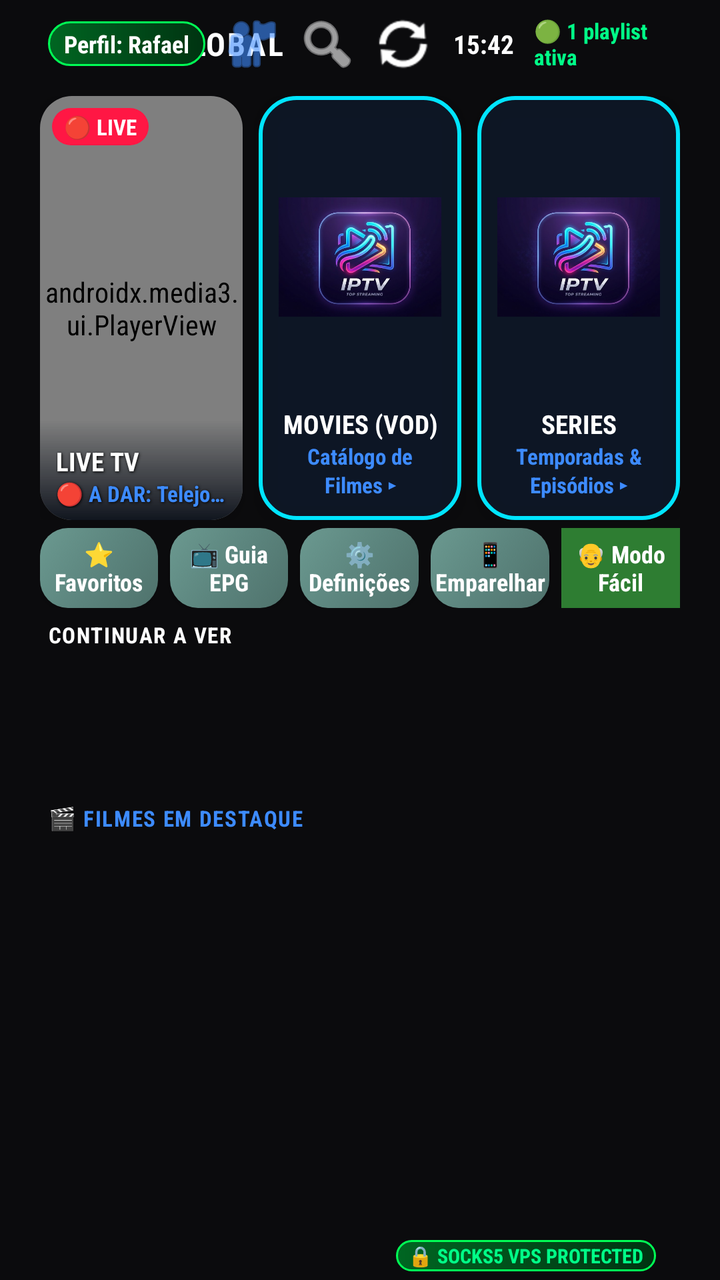
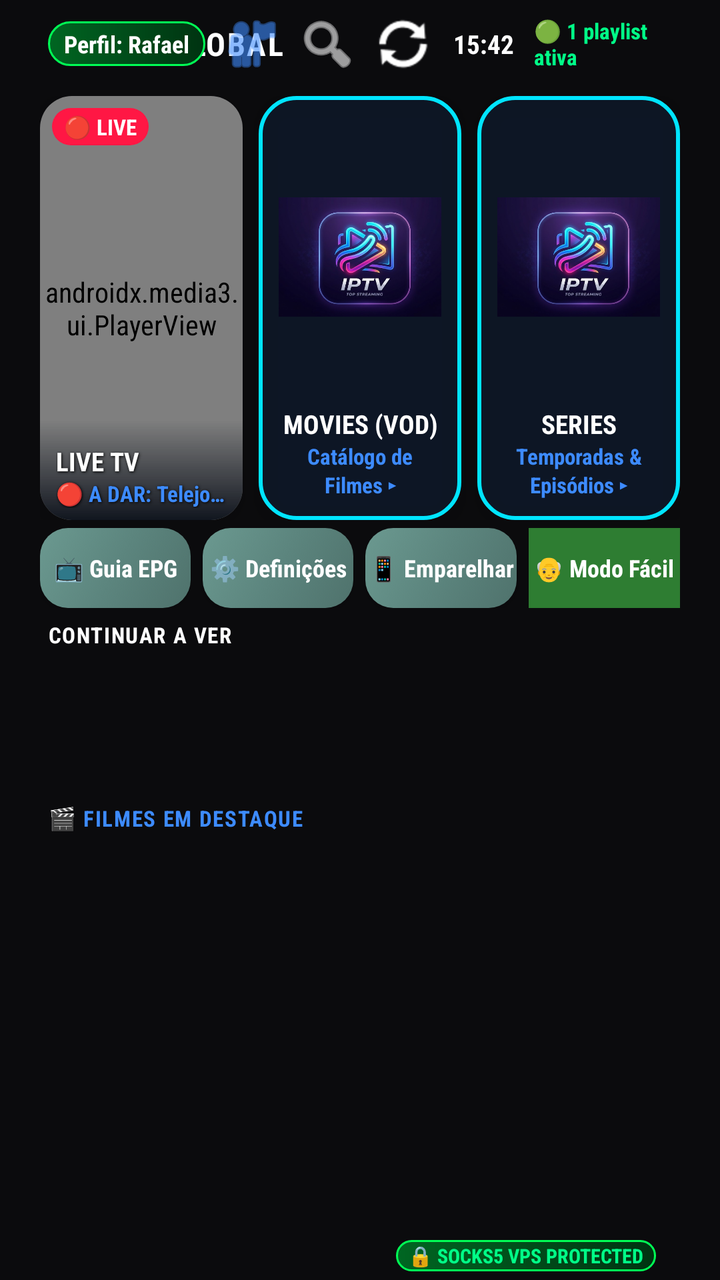

Two renders of the same Android screen: before a commit and after it. Below are the layout's source before the change and the commit's diff.
<!-- AndroidManifest.xml: application theme AppTheme -->
<!-- res/layout/activity_main.xml -->
<?xml version="1.0" encoding="utf-8"?>
<LinearLayout xmlns:android="http://schemas.android.com/apk/res/android"
    xmlns:app="http://schemas.android.com/apk/res-auto"
    xmlns:tools="http://schemas.android.com/tools"
    android:layout_width="match_parent"
    android:layout_height="match_parent"
    android:orientation="vertical"
    android:background="@color/bg_primary"
    tools:context=".MainActivity">

    
    <ImageView
        android:id="@+id/ivMainBackgroundBlur"
        android:layout_width="match_parent"
        android:layout_height="match_parent"
        android:scaleType="centerCrop"
        android:alpha="0.2"
        android:src="@drawable/logo"
        android:visibility="gone"/>

    
    <RelativeLayout
        android:id="@+id/headerBar"
        android:layout_width="match_parent"
        android:layout_height="44dp"
        android:paddingHorizontal="24dp">

        <LinearLayout
            android:id="@+id/llHeaderLogo"
            android:layout_width="wrap_content"
            android:layout_height="wrap_content"
            android:layout_centerVertical="true"
            android:orientation="horizontal"
            android:gravity="center_vertical">

            <TextView
                android:layout_width="wrap_content"
                android:layout_height="wrap_content"
                android:text="▼ IPTV "
                android:textColor="@color/accent"
                android:textSize="16sp"
                android:textStyle="bold"
                android:letterSpacing="0.05" />

            <TextView
                android:layout_width="wrap_content"
                android:layout_height="wrap_content"
                android:text="GLOBAL"
                android:textColor="@color/text_primary"
                android:textSize="16sp"
                android:textStyle="bold"
                android:letterSpacing="0.05" />
        </LinearLayout>

        <LinearLayout
            android:layout_width="wrap_content"
            android:layout_height="wrap_content"
            android:layout_alignParentEnd="true"
            android:layout_centerVertical="true"
            android:orientation="horizontal"
            android:gravity="center_vertical">

            <TextView
                android:id="@+id/tvUserLogged"
                android:layout_width="wrap_content"
                android:layout_height="wrap_content"
                android:text="Perfil: Rafael"
                android:textColor="@color/text_primary"
                android:textSize="12sp"
                android:textStyle="bold"
                android:paddingHorizontal="8dp"
                android:paddingVertical="3dp"
                android:background="@drawable/bg_vpn_badge" />

            <ImageButton
                android:id="@+id/btnSwitchUser"
                android:layout_width="30dp"
                android:layout_height="30dp"
                android:layout_marginStart="8dp"
                android:background="?attr/selectableItemBackgroundBorderless"
                android:src="@android:drawable/ic_menu_myplaces"
                app:tint="@color/accent"
                android:contentDescription="Mudar Utilizador"
                android:focusable="true" />

            <ImageButton
                android:id="@+id/btnSearch"
                android:layout_width="30dp"
                android:layout_height="30dp"
                android:layout_marginStart="8dp"
                android:background="?attr/selectableItemBackgroundBorderless"
                android:src="@android:drawable/ic_menu_search"
                app:tint="@color/text_primary"
                android:contentDescription="Pesquisar"
                android:focusable="true" />

            <ImageButton
                android:id="@+id/btnRefresh"
                android:layout_width="30dp"
                android:layout_height="30dp"
                android:layout_marginStart="8dp"
                android:background="?attr/selectableItemBackgroundBorderless"
                android:src="@android:drawable/ic_popup_sync"
                app:tint="@color/text_primary"
                android:contentDescription="Atualizar"
                android:focusable="true" />

            <TextView
                android:id="@+id/tvClock"
                android:layout_width="wrap_content"
                android:layout_height="wrap_content"
                android:layout_marginStart="10dp"
                android:text="15:42"
                android:textColor="@color/text_primary"
                android:textSize="13sp"
                android:textStyle="bold" />

            <TextView
                android:id="@+id/tvPlaylistStatus"
                android:layout_width="wrap_content"
                android:layout_height="wrap_content"
                android:layout_marginStart="10dp"
                android:text="🟢 1 playlist ativa"
                android:textColor="@color/status_online"
                android:textSize="11sp"
                android:textStyle="bold" />
        </LinearLayout>
    </RelativeLayout>

    
    <LinearLayout
        android:id="@+id/gridHeroCards"
        android:layout_width="match_parent"
        android:layout_height="220dp"
        android:orientation="horizontal"
        android:paddingHorizontal="20dp"
        android:paddingTop="4dp"
        android:paddingBottom="4dp"
        android:weightSum="3">

        
        <androidx.cardview.widget.CardView
            android:id="@+id/cardTv"
            android:layout_width="0dp"
            android:layout_height="match_parent"
            android:layout_weight="1"
            android:layout_marginEnd="8dp"
            app:cardCornerRadius="16dp"
            app:cardBackgroundColor="@color/bg_elevated"
            app:cardElevation="6dp"
            android:focusable="true"
            android:clickable="true"
            android:descendantFocusability="blocksDescendants"
            android:nextFocusDown="@+id/btnQuickFavorites"
            android:foreground="?attr/selectableItemBackground"
            android:stateListAnimator="@animator/selector_item_scale">

            <RelativeLayout
                android:layout_width="match_parent"
                android:layout_height="match_parent">

                
                <androidx.media3.ui.PlayerView
                    android:id="@+id/miniPlayerView"
                    android:layout_width="match_parent"
                    android:layout_height="match_parent"
                    app:use_controller="false"
                    app:surface_type="texture_view"
                    app:resize_mode="zoom" />

                
                <View
                    android:layout_width="match_parent"
                    android:layout_height="50dp"
                    android:layout_alignParentBottom="true"
                    android:background="@drawable/bg_gradient_card_overlay" />

                
                <TextView
                    android:id="@+id/tvLiveBadge"
                    android:layout_width="wrap_content"
                    android:layout_height="wrap_content"
                    android:layout_alignParentTop="true"
                    android:layout_alignParentStart="true"
                    android:layout_margin="6dp"
                    android:text="🔴 LIVE"
                    android:textColor="@color/text_primary"
                    android:textSize="11sp"
                    android:textStyle="bold"
                    android:paddingHorizontal="6dp"
                    android:paddingVertical="2dp"
                    android:background="@drawable/bg_live_badge" />

                
                <TextView
                    android:id="@+id/tvTitleTv"
                    android:layout_width="match_parent"
                    android:layout_height="wrap_content"
                    android:layout_above="@id/tvSubTv"
                    android:layout_marginHorizontal="8dp"
                    android:text="LIVE TV"
                    android:textColor="@color/text_primary"
                    android:textSize="13sp"
                    android:textStyle="bold"
                    android:gravity="start"
                    android:maxLines="1"
                    android:ellipsize="end"
                    android:shadowColor="#000000"
                    android:shadowDx="1"
                    android:shadowDy="1"
                    android:shadowRadius="3" />

                
                <TextView
                    android:id="@+id/tvSubTv"
                    android:layout_width="match_parent"
                    android:layout_height="wrap_content"
                    android:layout_alignParentBottom="true"
                    android:layout_marginHorizontal="8dp"
                    android:layout_marginBottom="6dp"
                    android:text="🔴 A DAR: Telejornal"
                    android:textColor="@color/accent"
                    android:textSize="11sp"
                    android:textStyle="bold"
                    android:gravity="start"
                    android:maxLines="1"
                    android:ellipsize="end"
                    android:shadowColor="#000000"
                    android:shadowDx="1"
                    android:shadowDy="1"
                    android:shadowRadius="3" />
            </RelativeLayout>
        </androidx.cardview.widget.CardView>

        
        <androidx.cardview.widget.CardView
            android:id="@+id/cardFilmes"
            android:layout_width="0dp"
            android:layout_height="match_parent"
            android:layout_weight="1"
            android:layout_marginEnd="8dp"
            app:cardCornerRadius="16dp"
            app:cardBackgroundColor="#00000000"
            app:cardElevation="6dp"
            android:focusable="true"
            android:clickable="true"
            android:descendantFocusability="blocksDescendants"
            android:nextFocusDown="@+id/btnQuickEpg"
            android:foreground="?attr/selectableItemBackground"
            android:stateListAnimator="@animator/selector_item_scale">

            <RelativeLayout
                android:layout_width="match_parent"
                android:layout_height="match_parent"
                android:background="@drawable/bg_neon_card_cyan"
                android:padding="10dp">

                <ImageView
                    android:id="@+id/ivCardFilmesBg"
                    android:layout_width="match_parent"
                    android:layout_height="match_parent"
                    android:layout_above="@id/tvTitleFilmes"
                    android:layout_marginBottom="4dp"
                    android:scaleType="fitCenter"
                    android:src="@drawable/logo" />

                <TextView
                    android:id="@+id/tvTitleFilmes"
                    android:layout_width="match_parent"
                    android:layout_height="wrap_content"
                    android:layout_above="@id/tvSubFilmes"
                    android:text="MOVIES (VOD)"
                    android:textColor="@color/text_primary"
                    android:textSize="13sp"
                    android:textStyle="bold"
                    android:gravity="center"
                    android:maxLines="1"
                    android:ellipsize="end" />

                <TextView
                    android:id="@+id/tvSubFilmes"
                    android:layout_width="match_parent"
                    android:layout_height="wrap_content"
                    android:layout_alignParentBottom="true"
                    android:text="Catálogo de Filmes ▸"
                    android:textColor="@color/accent"
                    android:textSize="11sp"
                    android:textStyle="bold"
                    android:gravity="center" />
            </RelativeLayout>
        </androidx.cardview.widget.CardView>

        
        <androidx.cardview.widget.CardView
            android:id="@+id/cardSeries"
            android:layout_width="0dp"
            android:layout_height="match_parent"
            android:layout_weight="1"
            app:cardCornerRadius="16dp"
            app:cardBackgroundColor="#00000000"
            app:cardElevation="6dp"
            android:focusable="true"
            android:clickable="true"
            android:descendantFocusability="blocksDescendants"
            android:nextFocusDown="@+id/btnQuickCatchup"
            android:foreground="?attr/selectableItemBackground"
            android:stateListAnimator="@animator/selector_item_scale">

            <RelativeLayout
                android:layout_width="match_parent"
                android:layout_height="match_parent"
                android:background="@drawable/bg_neon_card_cyan"
                android:padding="10dp">

                <ImageView
                    android:id="@+id/ivCardSeriesBg"
                    android:layout_width="match_parent"
                    android:layout_height="match_parent"
                    android:layout_above="@id/tvTitleSeries"
                    android:layout_marginBottom="4dp"
                    android:scaleType="fitCenter"
                    android:src="@drawable/logo" />

                <TextView
                    android:id="@+id/tvTitleSeries"
                    android:layout_width="match_parent"
                    android:layout_height="wrap_content"
                    android:layout_above="@id/tvSubSeries"
                    android:text="SERIES"
                    android:textColor="@color/text_primary"
                    android:textSize="13sp"
                    android:textStyle="bold"
                    android:gravity="center"
                    android:maxLines="1"
                    android:ellipsize="end" />

                <TextView
                    android:id="@+id/tvSubSeries"
                    android:layout_width="match_parent"
                    android:layout_height="wrap_content"
                    android:layout_alignParentBottom="true"
                    android:text="Temporadas &amp; Episódios ▸"
                    android:textColor="@color/accent"
                    android:textSize="11sp"
                    android:textStyle="bold"
                    android:gravity="center" />
            </RelativeLayout>
        </androidx.cardview.widget.CardView>
    </LinearLayout>

    
    <LinearLayout
        android:id="@+id/llQuickAccessBar"
        android:layout_width="match_parent"
        android:layout_height="40dp"
        android:orientation="horizontal"
        android:paddingHorizontal="20dp"
        android:layout_marginBottom="6dp"
        android:weightSum="5"
        android:descendantFocusability="afterDescendants"
        android:focusable="false">

        <Button
            android:id="@+id/btnQuickFavorites"
            android:layout_width="0dp"
            android:layout_height="match_parent"
            android:layout_weight="1"
            android:layout_marginEnd="6dp"
            android:background="@drawable/bg_smarters_sage"
            android:text="⭐ Favoritos"
            android:textColor="@color/text_primary"
            android:textSize="12sp"
            android:textStyle="bold"
            android:textAllCaps="false"
            android:focusable="true"
            android:clickable="true"
            android:nextFocusUp="@id/cardTv"
            android:nextFocusDown="@id/rvContinueWatching"
            android:nextFocusRight="@id/btnQuickEpg" />

        <Button
            android:id="@+id/btnQuickEpg"
            android:layout_width="0dp"
            android:layout_height="match_parent"
            android:layout_weight="1"
            android:layout_marginEnd="6dp"
            android:background="@drawable/bg_smarters_sage"
            android:text="📺 Guia EPG"
            android:textColor="@color/text_primary"
            android:textSize="12sp"
            android:textStyle="bold"
            android:textAllCaps="false"
            android:focusable="true"
            android:clickable="true"
            android:nextFocusUp="@id/cardFilmes"
            android:nextFocusDown="@id/rvContinueWatching"
            android:nextFocusLeft="@id/btnQuickFavorites"
            android:nextFocusRight="@id/btnQuickSettings" />

        <Button
            android:id="@+id/btnQuickSettings"
            android:layout_width="0dp"
            android:layout_height="match_parent"
            android:layout_weight="1"
            android:layout_marginEnd="6dp"
            android:background="@drawable/bg_smarters_sage"
            android:text="⚙️ Definições"
            android:textColor="@color/text_primary"
            android:textSize="12sp"
            android:textStyle="bold"
            android:textAllCaps="false"
            android:focusable="true"
            android:clickable="true"
            android:nextFocusUp="@id/cardFilmes"
            android:nextFocusDown="@id/rvContinueWatching"
            android:nextFocusLeft="@id/btnQuickEpg"
            android:nextFocusRight="@id/btnQuickRadios" />

        

        
        <Button
            android:id="@+id/btnQuickRadios"
            android:layout_width="0dp"
            android:layout_height="match_parent"
            android:layout_weight="1"
            android:layout_marginEnd="6dp"
            android:background="@drawable/bg_smarters_sage"
            android:text="📱 Emparelhar"
            android:textColor="@color/text_primary"
            android:textSize="12sp"
            android:textStyle="bold"
            android:textAllCaps="false"
            android:focusable="true"
            android:clickable="true"
            android:nextFocusUp="@id/cardSeries"
            android:nextFocusDown="@id/rvContinueWatching"
            android:nextFocusLeft="@id/btnQuickSettings"
            android:nextFocusRight="@id/btnQuickCatchup" />

        <Button
            android:id="@+id/btnQuickCatchup"
            android:layout_width="0dp"
            android:layout_height="match_parent"
            android:layout_weight="1"
            android:background="#2E7D32"
            android:text="👴 Modo Fácil"
            android:textColor="@color/text_primary"
            android:textSize="12sp"
            android:textStyle="bold"
            android:textAllCaps="false"
            android:focusable="true"
            android:clickable="true"
            android:nextFocusUp="@id/cardSeries"
            android:nextFocusDown="@id/rvContinueWatching"
            android:nextFocusLeft="@id/btnQuickRadios" />
    </LinearLayout>

    
    
    <TextView
        android:id="@+id/tvContinueTitleHeader"
        android:layout_width="wrap_content"
        android:layout_height="wrap_content"
        android:text="CONTINUAR A VER"
        android:textColor="@color/text_primary"
        android:textSize="11sp"
        android:textStyle="bold"
        android:letterSpacing="0.05"
        android:layout_marginStart="24dp"
        android:layout_marginBottom="2dp" />

    <androidx.recyclerview.widget.RecyclerView
        android:id="@+id/rvContinueWatching"
        android:layout_width="match_parent"
        android:layout_height="65dp"
        android:orientation="horizontal"
        android:paddingHorizontal="20dp"
        android:layout_marginBottom="10dp" />

    
    <TextView
        android:id="@+id/tvFeaturedTitleHeader"
        android:layout_width="wrap_content"
        android:layout_height="wrap_content"
        android:text="🎬 FILMES EM DESTAQUE"
        android:textColor="@color/accent"
        android:textSize="11sp"
        android:textStyle="bold"
        android:letterSpacing="0.05"
        android:layout_marginStart="24dp"
        android:layout_marginBottom="2dp" />

    <androidx.recyclerview.widget.RecyclerView
        android:id="@+id/rvFeaturedMovies"
        android:layout_width="match_parent"
        android:layout_height="140dp"
        android:orientation="horizontal"
        android:paddingHorizontal="20dp"
        android:layout_marginBottom="10dp" />

    <View
        android:layout_width="match_parent"
        android:layout_height="0dp"
        android:layout_weight="1" />

    
    <RelativeLayout
        android:id="@+id/footerBar"
        android:layout_width="match_parent"
        android:layout_height="24dp"
        android:paddingHorizontal="24dp">

        <TextView
            android:id="@+id/tvVencimento"
            android:visibility="gone"
            android:layout_width="wrap_content"
            android:layout_height="wrap_content"
            android:layout_alignParentStart="true"
            android:layout_centerVertical="true"
            android:text="Validade : Ilimitado"
            android:textColor="@color/text_secondary"
            android:textSize="10sp" />

        <LinearLayout
            android:layout_width="wrap_content"
            android:layout_height="wrap_content"
            android:layout_alignParentEnd="true"
            android:layout_centerVertical="true"
            android:orientation="horizontal"
            android:gravity="center_vertical">

            <TextView
                android:layout_width="wrap_content"
                android:layout_height="wrap_content"
                android:text="🔒 SOCKS5 VPS PROTECTED"
                android:textColor="@color/status_online"
                android:textSize="10sp"
                android:textStyle="bold"
                android:paddingHorizontal="6dp"
                android:paddingVertical="1dp"
                android:background="@drawable/bg_vpn_badge" />

            <TextView
                android:id="@+id/tvAppVersion"
                android:layout_width="wrap_content"
                android:layout_height="wrap_content"
                android:layout_marginStart="8dp"
                android:text=""
                android:textColor="@color/text_secondary"
                android:textSize="10sp" />
        </LinearLayout>
    </RelativeLayout>

</LinearLayout>
<!-- resources referenced by this layout -->
<resources>
  <color name="accent">#3D8BFF</color>
  <color name="bg_elevated">#1A1A1C</color>
  <color name="bg_primary">#0B0B0D</color>
  <color name="status_online">#00FF88</color>
  <color name="text_primary">#FFFFFF</color>
  <color name="text_secondary">#9B9BA1</color>
  <!-- drawable bg_gradient_card_overlay (drawable) -->
  <?xml version="1.0" encoding="utf-8"?>
  <shape xmlns:android="http://schemas.android.com/apk/res/android"
      android:shape="rectangle">
      <gradient
          android:angle="270"
          android:startColor="#00000000"
          android:endColor="#E6050A14"
          android:type="linear" />
  </shape>
  <!-- drawable bg_live_badge (drawable) -->
  <?xml version="1.0" encoding="utf-8"?>
  <shape xmlns:android="http://schemas.android.com/apk/res/android"
      android:shape="rectangle">
      <solid android:color="#FF1744" />
      <corners android:radius="12dp" />
  </shape>
  <!-- drawable bg_neon_card_cyan (drawable) -->
  <?xml version="1.0" encoding="utf-8"?>
  <shape xmlns:android="http://schemas.android.com/apk/res/android"
      android:shape="rectangle">
      <solid android:color="#CC0E1A2B" />
      <stroke
          android:width="2dp"
          android:color="#00E5FF" />
      <corners android:radius="18dp" />
  </shape>
  <!-- drawable bg_smarters_sage (drawable) -->
  <?xml version="1.0" encoding="utf-8"?>
  <selector xmlns:android="http://schemas.android.com/apk/res/android">
      <item android:state_focused="true">
          <shape android:shape="rectangle">
              <gradient android:angle="135" android:startColor="#80C8B8" android:centerColor="#95DED1" android:endColor="#AAEBDC" android:type="linear" />
              <corners android:radius="14dp" />
              <stroke android:width="2dp" android:color="#FFFFFF" />
          </shape>
      </item>
      <item>
          <shape android:shape="rectangle">
              <gradient android:angle="135" android:startColor="#4F726C" android:centerColor="#5C857E" android:endColor="#6B9990" android:type="linear" />
              <corners android:radius="14dp" />
          </shape>
      </item>
  </selector>
  <!-- drawable bg_vpn_badge (drawable) -->
  <?xml version="1.0" encoding="utf-8"?>
  <shape xmlns:android="http://schemas.android.com/apk/res/android" android:shape="rectangle">
      <gradient android:startColor="#006622" android:endColor="#003311" android:angle="0"/>
      <corners android:radius="16dp"/>
      <stroke android:width="1dp" android:color="#00FF55"/>
  </shape>
  <!-- drawable logo: png bitmap (drawable, 182814 bytes) -->
  <style name="AppTheme" parent="Theme.AppCompat.NoActionBar">
          <item name="android:fontFamily">sans-serif-condensed</item>
          <item name="android:windowAnimationStyle">@style/AppWindowTransition</item>
          <item name="android:windowBackground">@color/bg_primary</item>
          <item name="colorPrimary">@color/bg_elevated</item>
          <item name="colorPrimaryDark">@color/bg_primary</item>
          <item name="colorAccent">@color/accent</item>
          <item name="android:textColorPrimary">@color/text_primary</item>
          <item name="android:textColorSecondary">@color/text_secondary</item>
      </style>
  <style name="AppWindowTransition" parent="android:Animation.Activity">
          <item name="android:activityOpenEnterAnimation">@anim/fade_in</item>
          <item name="android:activityOpenExitAnimation">@anim/fade_out</item>
          <item name="android:activityCloseEnterAnimation">@anim/fade_in</item>
          <item name="android:activityCloseExitAnimation">@anim/fade_out</item>
      </style>
</resources>

<!-- the commit's change to res/layout/activity_main.xml (unified diff, before → after) -->
@@ -151,7 +151,7 @@
             android:focusable="true"
             android:clickable="true"
             android:descendantFocusability="blocksDescendants"
-            android:nextFocusDown="@+id/btnQuickFavorites"
+            android:nextFocusDown="@+id/btnQuickEpg"
             android:foreground="?attr/selectableItemBackground"
             android:stateListAnimator="@animator/selector_item_scale">
 
@@ -356,27 +356,9 @@
         android:orientation="horizontal"
         android:paddingHorizontal="20dp"
         android:layout_marginBottom="6dp"
-        android:weightSum="5"
+        android:weightSum="4"
         android:descendantFocusability="afterDescendants"
         android:focusable="false">
-
-        <Button
-            android:id="@+id/btnQuickFavorites"
-            android:layout_width="0dp"
-            android:layout_height="match_parent"
-            android:layout_weight="1"
-            android:layout_marginEnd="6dp"
-            android:background="@drawable/bg_smarters_sage"
-            android:text="⭐ Favoritos"
-            android:textColor="@color/text_primary"
-            android:textSize="12sp"
-            android:textStyle="bold"
-            android:textAllCaps="false"
-            android:focusable="true"
-            android:clickable="true"
-            android:nextFocusUp="@id/cardTv"
-            android:nextFocusDown="@id/rvContinueWatching"
-            android:nextFocusRight="@id/btnQuickEpg" />
 
         <Button
             android:id="@+id/btnQuickEpg"
@@ -392,9 +374,8 @@
             android:textAllCaps="false"
             android:focusable="true"
             android:clickable="true"
-            android:nextFocusUp="@id/cardFilmes"
+            android:nextFocusUp="@id/cardTv"
             android:nextFocusDown="@id/rvContinueWatching"
-            android:nextFocusLeft="@id/btnQuickFavorites"
             android:nextFocusRight="@id/btnQuickSettings" />
 
         <Button
